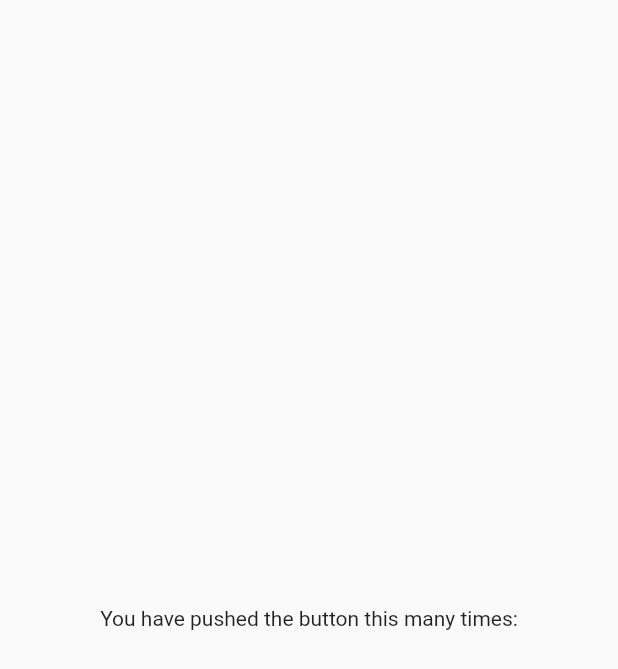
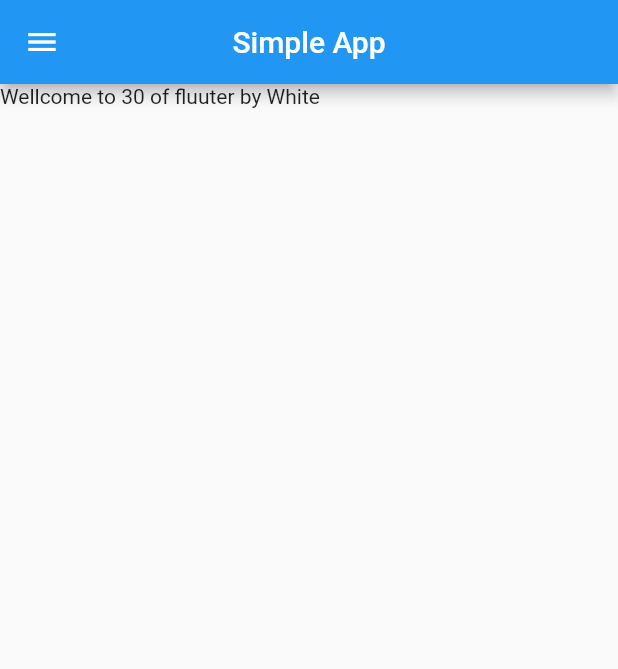
Before and after one commit to ashikulislamdev/learn_flutter, a Flutter app: the screen it shows after launch, on a phone screen of 412 x 824 dp. Shown: the top 669 px of the screen. Run offline on Flutter 3.47's test engine with Material 2 defaults, Android fonts, the phone set to English and light mode, and no system bars.

Commit message:
Day 2 Compleated

```diff
--- /dev/null
+++ b/lib/home.dart
@@ -0,0 +1,23 @@
+import 'package:flutter/material.dart';
+
+class HomaPage extends StatelessWidget {
+  const HomaPage({ Key? key }) : super(key: key);
+
+  final int days = 30;
+  final String name = "White";
+  @override
+  Widget build(BuildContext context) {
+    return Scaffold(
+      appBar: AppBar(
+        title: Text("Simple App"),
+        centerTitle: true,
+      ),
+
+      drawer: Drawer(),
+
+      body: Container(
+        child: Text("Wellcome to $days of fluuter by $name"),
+      ),
+    );
+  }
+}
--- a/lib/main.dart
+++ b/lib/main.dart
@@ -1,4 +1,5 @@
 import 'package:flutter/material.dart';
+import 'package:learn_app/home.dart';
 
 void main() {
   runApp(MyApp());
@@ -9,19 +10,7 @@ class MyApp extends StatelessWidget {
   Widget build(BuildContext context) {
     return MaterialApp(
       debugShowCheckedModeBanner: false,
-      home: First(),
+      home: HomaPage(),
     );
   }
 }
-
-class First extends StatelessWidget {
-  const First({Key? key}) : super(key: key);
-  @override
-  Widget build(BuildContext context) {
-    return Scaffold(
-      body: Center(
-        child: Text('You have pushed the button this many times:'),
-      ),
-    );
-  }
-}
```
